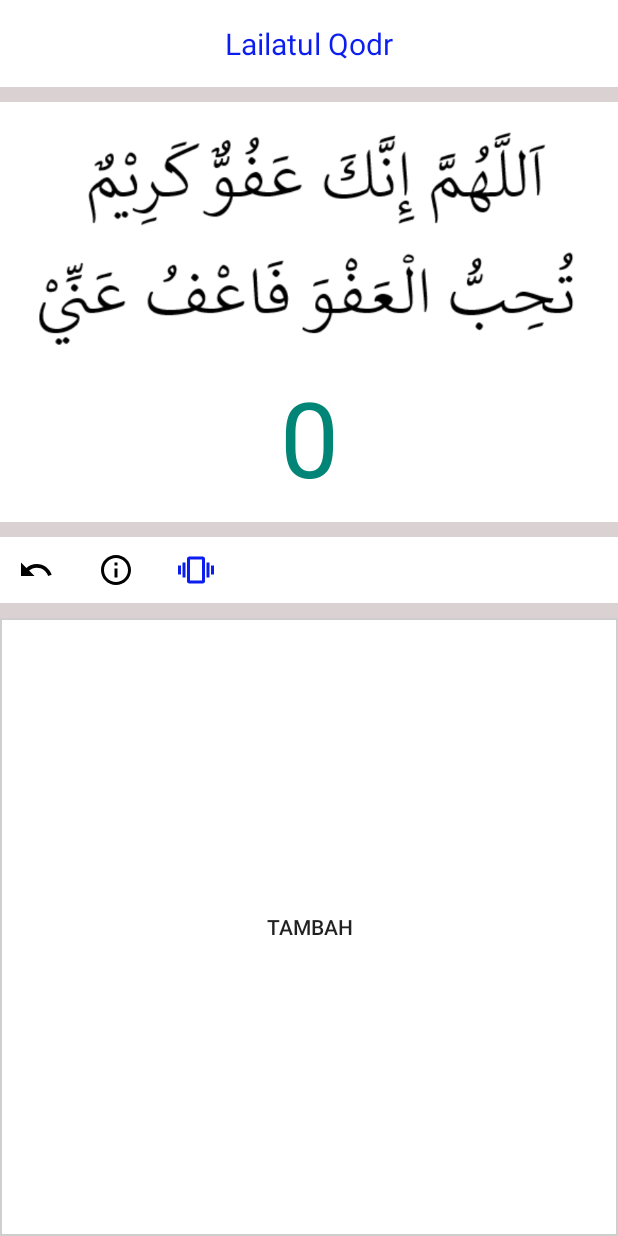
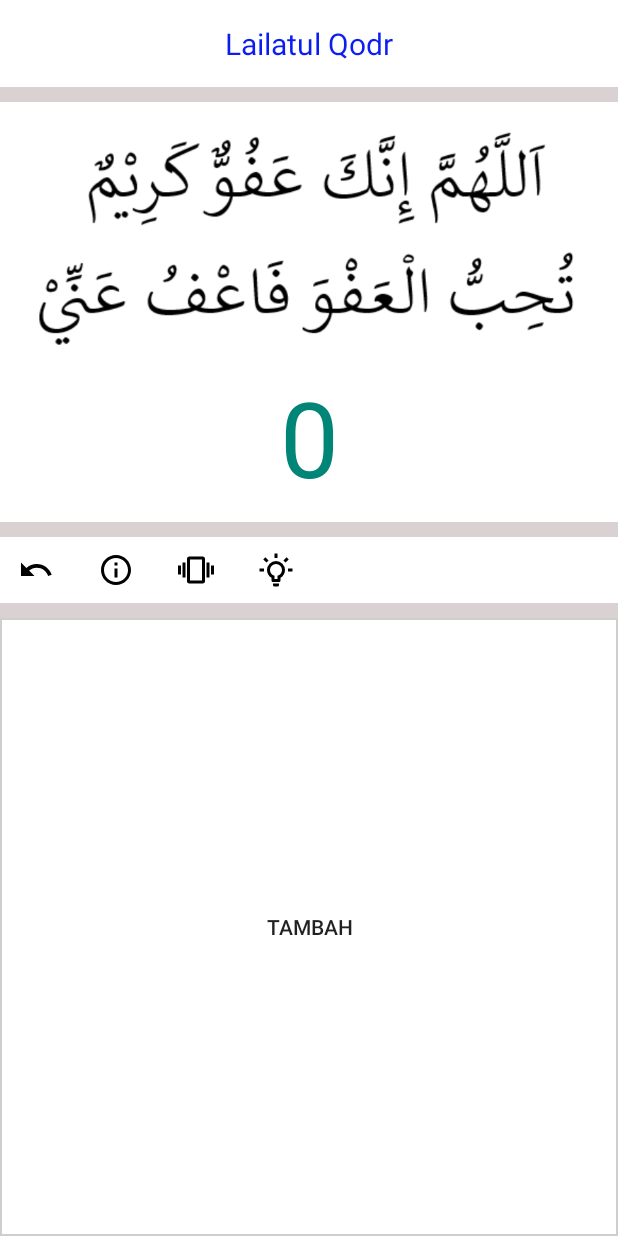
Before and after one commit to ibadguthwara/DuaCounter, an Android app: the DzikirLailatulQodr screen opened directly, with no data from a screen before it, after a tap on an icon or button, on a phone screen of 412 x 824 dp. Run offline under Robolectric (Android 15) with nearby library versions, the phone set to English and light mode, and no system bars.

Commit message:
- update tombol getar - clean code

```diff
--- a/app/src/main/java/id/ibadguthwara/proyek/duacounter/DzikirLailatulQodr.java
+++ b/app/src/main/java/id/ibadguthwara/proyek/duacounter/DzikirLailatulQodr.java
@@ -15,25 +15,25 @@ import android.widget.TextView;
 
 public class DzikirLailatulQodr extends AppCompatActivity {
 
-    ImageButton imageBtnKurangi;
+    ImageButton imageBtnKurangi, getar, tombol;
     Button btnTambahi;
     TextView jumlah_hitung_dzikir_1;
     Integer valueJumlahHitung = 0;
     Vibrator vibrator;
-    ImageButton getar;
 
     @Override
     protected void onCreate(Bundle savedInstanceState) {
         super.onCreate(savedInstanceState);
         setContentView(R.layout.activity_dzikir_lailatul_qodr);
 
-        getar = (ImageButton) findViewById(R.id.btn_getar);
-
-        // tombol kurang dan tambah hitungan counter
+        //
         imageBtnKurangi = findViewById(R.id.btn_kurangi_1);
         btnTambahi = findViewById(R.id.btn_tambahi_1);
         jumlah_hitung_dzikir_1 = findViewById(R.id.jumlah_hitung_dzikir_1);
+        getar = (ImageButton) findViewById(R.id.btn_getar);
+        tombol = (ImageButton) findViewById(R.id.btn_open_informasi_hadits);
 
+        //
         imageBtnKurangi.setOnClickListener(new View.OnClickListener() {
             @TargetApi(Build.VERSION_CODES.O)
             @Override
@@ -50,6 +50,7 @@ public class DzikirLailatulQodr extends AppCompatActivity {
             }
         });
 
+        //
         btnTambahi.setOnClickListener(new View.OnClickListener() {
             @TargetApi(Build.VERSION_CODES.O)
             @Override
@@ -63,8 +64,22 @@ public class DzikirLailatulQodr extends AppCompatActivity {
         });
 
 
+        //
+        getar.setOnClickListener(new View.OnClickListener() {
+            @Override
+            public void onClick(View v) {
+                if (vibrator == null){
+                    vibrator = (Vibrator) getSystemService(Context.VIBRATOR_SERVICE);
+                    getar.setImageDrawable(getDrawable(R.drawable.ic_vibrate_on));
+                }else {
+                    vibrator = null;
+                    getar.setImageDrawable(getDrawable(R.drawable.ic_vibrate_off));
+                }
+            }
+        });
 
-        ImageButton tombol = (ImageButton) findViewById(R.id.btn_open_informasi_hadits);
+
+        //
         tombol.setOnClickListener(new View.OnClickListener() {
             @Override
             public void onClick(View v) {
@@ -79,24 +94,9 @@ public class DzikirLailatulQodr extends AppCompatActivity {
                     public void onClick(View v){
                         dialog.dismiss();
                     }
-
                 });
                 dialog.show();
             }
         });
-
-        // mengubah warna dari button getar
-        getar.setOnClickListener(new View.OnClickListener() {
-            @Override
-            public void onClick(View v) {
-                if (vibrator == null){
-                    vibrator = (Vibrator) getSystemService(Context.VIBRATOR_SERVICE);
-                    getar.setImageDrawable(getDrawable(R.drawable.ic_vibration_blue));
-                }else {
-                    vibrator = null;
-                    getar.setImageDrawable(getDrawable(R.drawable.ic_vibration));
-                }
-            }
-        });
     }
 }
--- /dev/null
+++ b/app/src/main/res/drawable/ic_lightbulb_on_outline.xml
@@ -0,0 +1,9 @@
+<vector xmlns:android="http://schemas.android.com/apk/res/android"
+    android:width="24dp"
+    android:height="24dp"
+    android:viewportWidth="24"
+    android:viewportHeight="24">
+  <path
+      android:fillColor="#FF000000"
+      android:pathData="M20,11H23V13H20V11M1,11H4V13H1V11M13,1V4H11V1H13M4.92,3.5L7.05,5.64L5.63,7.05L3.5,4.93L4.92,3.5M16.95,5.63L19.07,3.5L20.5,4.93L18.37,7.05L16.95,5.63M12,6A6,6 0,0 1,18 12C18,14.22 16.79,16.16 15,17.2V19A1,1 0,0 1,14 20H10A1,1 0,0 1,9 19V17.2C7.21,16.16 6,14.22 6,12A6,6 0,0 1,12 6M14,21V22A1,1 0,0 1,13 23H11A1,1 0,0 1,10 22V21H14M11,18H13V15.87C14.73,15.43 16,13.86 16,12A4,4 0,0 0,12 8A4,4 0,0 0,8 12C8,13.86 9.27,15.43 11,15.87V18Z"/>
+</vector>
--- /dev/null
+++ b/app/src/main/res/drawable/ic_vibrate_off.xml
@@ -0,0 +1,11 @@
+<vector xmlns:android="http://schemas.android.com/apk/res/android"
+    android:width="24dp"
+    android:height="24dp"
+    android:viewportWidth="24"
+    android:viewportHeight="24">
+  <path
+      android:fillColor="#FF000000"
+      android:pathData="
+      M8.2,5L6.55,3.35C6.81,3.12 7.15,3 7.5,3H16.5A1.5,1.5 0,0 1,18 4.5V14.8L16,12.8V5H8.2M0,15H2V9H0V15M21,17V7H19V15.8L20.2,17H21M3,17H5V7H3V17M18,17.35L22.11,21.46L20.84,22.73L18,19.85C17.83,20.54 17.21,21 16.5,21H7.5A1.5,1.5 0,0 1,6 19.5V7.89L1.11,3L2.39,1.73L6.09,5.44L8,7.34L16,15.34L18,17.34V17.35M16,17.89L8,9.89V19H16V17.89M22,9V15H24V9H22Z
+"/>
+</vector>
--- a/app/src/main/res/drawable/ic_vibration_blue.xml
+++ /dev/null
@@ -1,5 +0,0 @@
-<vector android:height="24dp" android:tint="#0B1EEF"
-    android:viewportHeight="24.0" android:viewportWidth="24.0"
-    android:width="24dp" xmlns:android="http://schemas.android.com/apk/res/android">
-    <path android:fillColor="#FF000000" android:pathData="M0,15h2L2,9L0,9v6zM3,17h2L5,7L3,7v10zM22,9v6h2L24,9h-2zM19,17h2L21,7h-2v10zM16.5,3h-9C6.67,3 6,3.67 6,4.5v15c0,0.83 0.67,1.5 1.5,1.5h9c0.83,0 1.5,-0.67 1.5,-1.5v-15c0,-0.83 -0.67,-1.5 -1.5,-1.5zM16,19L8,19L8,5h8v14z"/>
-</vector>
--- a/app/src/main/res/layout/activity_dzikir_lailatul_qodr.xml
+++ b/app/src/main/res/layout/activity_dzikir_lailatul_qodr.xml
@@ -66,8 +66,15 @@
             android:id="@+id/btn_getar"
             android:layout_width="wrap_content"
             android:layout_height="wrap_content"
-            android:backgroundTintMode="screen"
-            android:src="@drawable/ic_vibration" />
+            android:src="@drawable/ic_vibrate_off"
+            android:layout_marginEnd="5dp"
+            android:backgroundTintMode="screen"/>
+        <ImageButton
+            android:id="@+id/btn_lampu"
+            android:layout_width="wrap_content"
+            android:layout_height="wrap_content"
+            android:src="@drawable/ic_lightbulb_on_outline"
+            android:backgroundTintMode="screen"/>
     </LinearLayout>
     <RelativeLayout
         android:layout_width="match_parent"
```
Also changed, not shown: app/src/main/java/id/ibadguthwara/proyek/duacounter/DzikirIstighfar.java (+22 -23 lines), app/src/main/java/id/ibadguthwara/proyek/duacounter/DzikirTahlil.java (+22 -24 lines), app/src/main/java/id/ibadguthwara/proyek/duacounter/DzikirTasbih.java (+21 -26 lines), app/src/main/res/drawable/ic_lightbulb_off_outline.xml (added, +9 -0 lines), app/src/main/res/layout/activity_dzikir_istighfar.xml (+8 -1 lines), app/src/main/res/layout/activity_dzikir_tahlil.xml (+7 -1 lines), app/src/main/res/layout/activity_dzikir_tasbih.xml (+8 -1 lines), app/src/main/res/drawable/ic_vibrate_on.xml (renamed from app/src/main/res/drawable/ic_vibration.xml), 6 other files.
